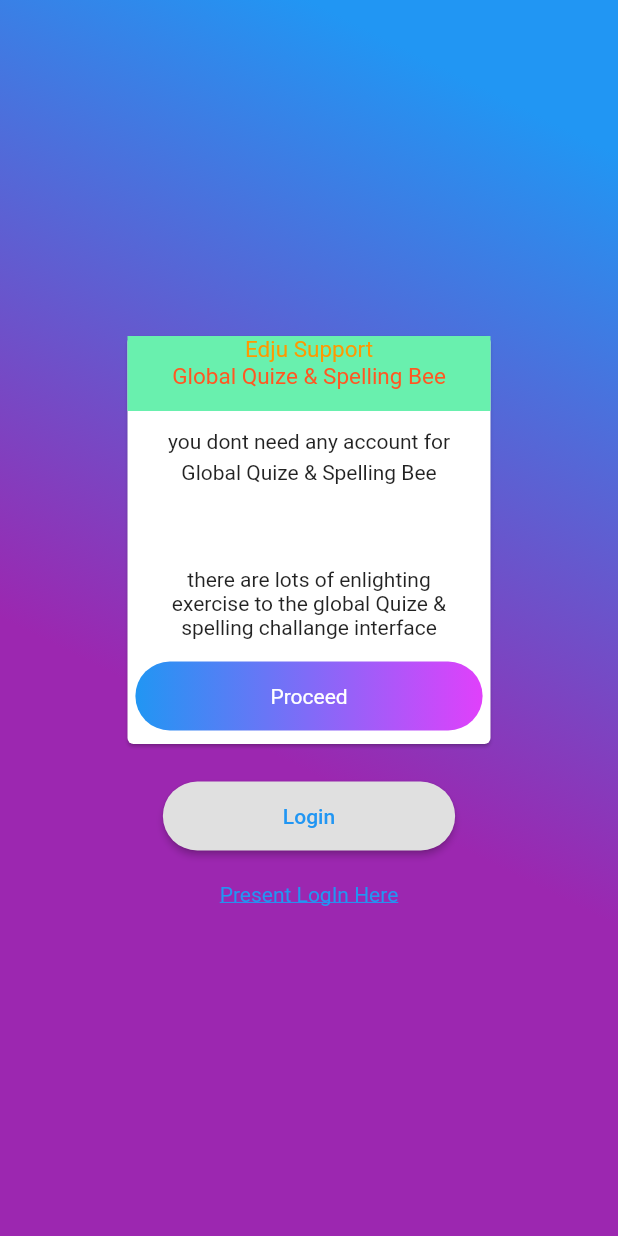
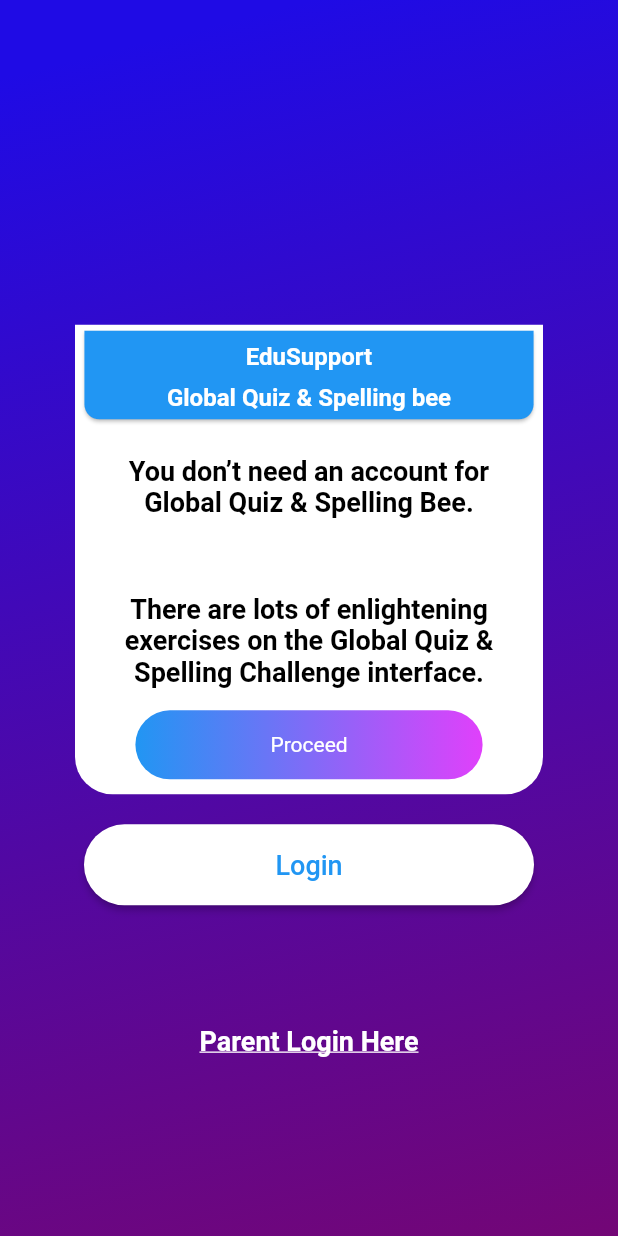
Before and after one commit to innoventix-solutions/Quizable, a Flutter app: the screen4 screen opened by its route, on a phone screen of 412 x 824 dp. Run offline on Flutter 3.47's test engine with Material 2 defaults, Android fonts, the phone set to English and light mode, and no system bars; our stand-ins replace fluttertoast, share; Roboto replaces fonts that are missing (yu).

Commit message:
Commit 21-4,101,102

```diff
--- a/lib/drawer.dart
+++ b/lib/drawer.dart
@@ -35,8 +35,8 @@ class _drawerState extends State<drawer> {
         flexibleSpace: Container(
           decoration: BoxDecoration(
             gradient: LinearGradient(
-              begin: Alignment.centerLeft,
-              end: Alignment.centerRight,
+              begin: Alignment.topCenter,
+              end: Alignment.bottomRight,
               colors: [darkblue, darkpurple],
             ),
           ),
--- a/lib/global.dart
+++ b/lib/global.dart
@@ -37,7 +37,7 @@ var bg12 = BoxDecoration(
   gradient: LinearGradient(
     colors: <Color>[gradientblue, gradientviolet],
     begin: Alignment.topCenter,
-    end: Alignment.topRight,
+    end: Alignment.bottomRight,
   ),
 );
 
--- a/lib/list.dart
+++ b/lib/list.dart
@@ -28,8 +28,8 @@ class _listState extends State<list> {
         flexibleSpace: Container(
           decoration: BoxDecoration(
             gradient: LinearGradient(
-              begin: Alignment.centerLeft,
-              end: Alignment.centerRight,
+              begin: Alignment.topCenter,
+              end: Alignment.bottomRight,
               colors: [darkblue, darkpurple],
             ),
           ),
--- a/lib/screen4.dart
+++ b/lib/screen4.dart
@@ -1,62 +1,77 @@
 import 'package:flutter/material.dart';
 import 'utilities.dart';
+import 'global.dart';
 class screen4 extends StatefulWidget {
   @override
   _screen4State createState() => _screen4State();
 }
 
 class _screen4State extends State<screen4> {
-  Color gradientStart = Colors.blue; //Change start gradient color here
-  Color gradientEnd = Colors.purple;
+  //Color gradientStart = Colors.blue; //Change start gradient color here
+  //Color gradientEnd = Colors.purple;
 
   @override
   Widget build(BuildContext context) {
     return Scaffold(
       body: Container(
         decoration: new BoxDecoration(
-          gradient: new LinearGradient(colors: [gradientStart, gradientEnd],
-              begin: const FractionalOffset(0.5, 0.0),
-              end: const FractionalOffset(0.0, 0.5),
-              stops: [0.0,1.0],
-              tileMode: TileMode.clamp
+          gradient: new LinearGradient(colors: [darkblue, darkpurple],
+              begin: Alignment.topCenter,
+              end: Alignment.bottomRight,
+
           ),
         ),
 
 
-       child:Column(mainAxisAlignment: MainAxisAlignment.center,
-         children: <Widget>[
-           Center(
-             child: Container(width: 250,height: 280,
-               child: Card(
-                 child: Column(mainAxisAlignment: MainAxisAlignment.start,
-                   children: <Widget>[
-                     Container(color: Colors.greenAccent,height: 50,width: 250,
-                       child: Column(
-                         children: <Widget>[
-                           Text('Edju Support',textAlign: TextAlign.center,style: TextStyle(color: Colors.orange,fontSize: 15),),
-                           Text('Global Quize & Spelling Bee',textAlign: TextAlign.center,style: TextStyle(color: Colors.deepOrange,fontSize: 15),),
-
-                         ],
-
+        child: Column(mainAxisAlignment: MainAxisAlignment.center,children: <Widget>[
+          Padding(
+            padding: const EdgeInsets.only(left: 50,right: 50,top: 130),
+            child: Center(
+              child: Container(decoration: BoxDecoration(color: Colors.white,
+                borderRadius: BorderRadius.only(bottomLeft: Radius.circular(25.0),
+                  bottomRight: Radius.circular(25.0),),),
+                child: Column(children: <Widget>[
+                  Padding(
+                    padding: const EdgeInsets.only(left: 0,right: 0),
+                    child: Card(color: Colors.blue,
+                      shape: RoundedRectangleBorder(borderRadius: BorderRadius.only(bottomLeft: Radius.circular(10.0),
+                        bottomRight:Radius.circular(10.0), ),),
+                      child: Column(children: <Widget>[
+                        Container(child: Padding(
+                          padding: const EdgeInsets.all(8.0),
+                          child: Text("EduSupport",textAlign: TextAlign.center,
+                            style: TextStyle(color: Colors.white,fontSize: 16,fontWeight: FontWeight.bold),),
+                        ),),
+                        Padding(
+                          padding: const EdgeInsets.only(left: 55,right: 55,bottom: 5),
+                          child: Text("Global Quiz & Spelling bee",textAlign: TextAlign.center,
+                            style: TextStyle(color: Colors.white,fontWeight: FontWeight.bold,fontSize: 16),),
                         ),
 
+
+
+
+                      ],),),
+                  ),
+
+                  Column(children: <Widget>[
+                    Padding(
+                      padding: const EdgeInsets.only(left: 0,right:0),
+                      child: Container(child:
+                      Padding(
+                        padding: const EdgeInsets.only(top: 20,left: 30,right: 30),
+                        child: Text("You don’t need an account for Global Quiz & Spelling Bee.",textAlign: TextAlign.center,
+                          style: TextStyle(fontWeight: FontWeight.bold,fontSize:18,color: Colors.black),),
+                      ),),
                     ),
                     Padding(
-                    padding: const EdgeInsets.only(top: 12),
-                    child: Text('you dont need any account for'),
+                      padding: const EdgeInsets.only(top: 50,right: 30,left: 30),
+                      child: Text("There are lots of enlightening exercises on the Global Quiz & Spelling Challenge interface.",
+                        textAlign: TextAlign.center,style: TextStyle(color: Colors.black,fontSize: 18,fontWeight: FontWeight.bold),),
                     ),
-                     Padding(
-                       padding: const EdgeInsets.all(5.0),
-                       child: Text('Global Quize & Spelling Bee'),
-                     ),
-                   Padding(
-                     padding: const EdgeInsets.only(top: 50),
-                     child: Text('there are lots of enlighting'),
-                   ),
-                   Text('exercise to the global Quize &'),
-                   Text('spelling challange interface'),
 
-                     new Container(
+
+                    Container(
                       child:Center(
                         child: Padding(
                           padding: const EdgeInsets.only(top: 15,bottom: 10),
@@ -64,33 +79,48 @@ class _screen4State extends State<screen4> {
                             "Proceed",LinearGradient(colors: <Color>[Colors.blue,Colors.purpleAccent]),),
                         ),
                       ),),
+                  ],),
 
 
-                 ],
-                 ),
-
+                ],),),
             ),
           ),
 
-           ),
-           Padding(
-             padding: const EdgeInsets.only(top: 20),
-             child: RaisedButton(padding: EdgeInsets.only(left: 80,right: 80,top: 15,bottom: 15),
-                 child: new Text("Login",style: TextStyle(color: Colors.blue,),),
-                 onPressed:(){},
-                 shape: new RoundedRectangleBorder(borderRadius: new BorderRadius.circular(30.0))
+
+          Center(
+            child: Padding(
+              padding: const EdgeInsets.only(top: 20,right: 0,left: 0),
+              child: Container(width: 300.02,height: 53.95,
+                child: RaisedButton(color: Colors.white,padding: EdgeInsets.only(left: 50,right: 50),
+                    child: new Text("Login",
+                      style: TextStyle(color:Colors.blue,fontSize: 18),),onPressed: (){},
+                    shape: new RoundedRectangleBorder(borderRadius: new BorderRadius.circular(50.0),)
                 ),
               ),
-Padding(padding: EdgeInsets.only(top: 20)),
-           GestureDetector(
-               child: Text("Present LogIn Here", style: TextStyle(decoration: TextDecoration.underline, color: Colors.blue)),
-               onTap: () {
-                 // do what you need to do when "Click here" gets clicked
-               }
-           )
+            ),
+          ),
 
-         ],
+
+
+          Center(
+            child: Padding(
+              padding: const EdgeInsets.only(top: 80,right: 0,left: 0),
+              child: Container(width: 300.02,height: 53.95,
+                child: GestureDetector(
+                  child: Text("Parent Login Here",style:
+                  TextStyle(color: Colors.white,fontWeight: FontWeight.bold,fontSize: 18,
+                      decoration: TextDecoration.underline),
+                    textAlign: TextAlign.center,),
                 ),
+              ),
+            ),
+          ),
+
+
+
+
+
+        ],),
       ),
     );
   }
```
Also changed, not shown: lib/screen101.dart (+18 -10 lines), lib/screen102.dart (+5 -4 lines), pubspec.lock. Lines whose indentation alone changed are shown as unchanged.
